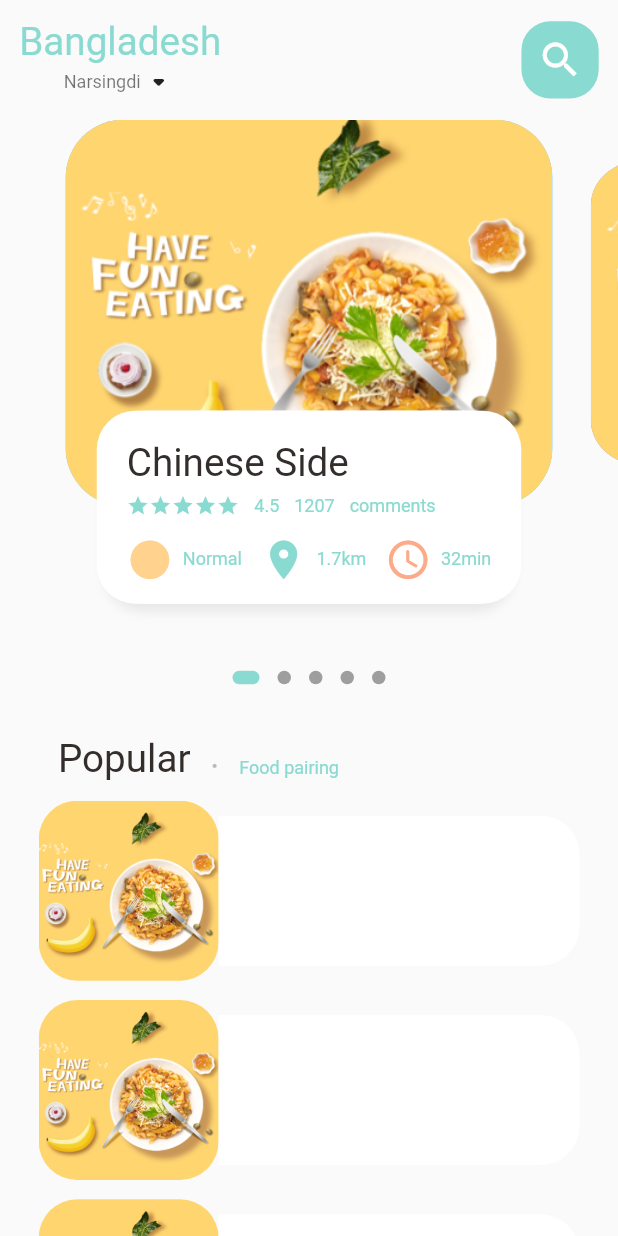
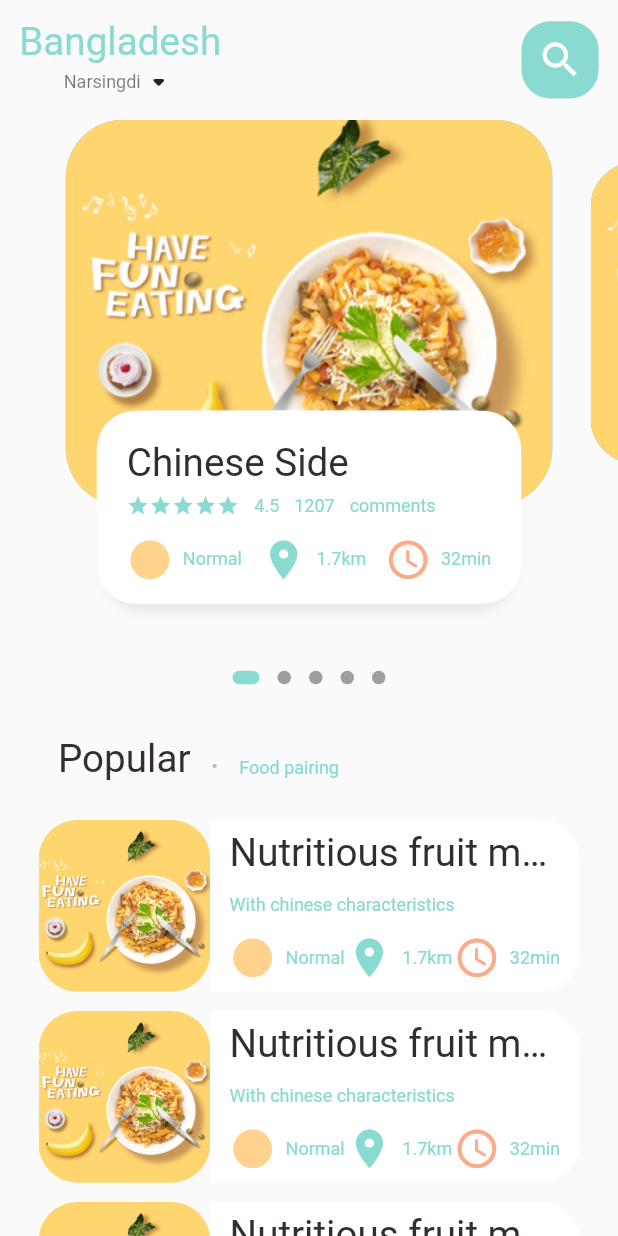
Before and after one commit to Kalam031/food_delivery, a Flutter app: the screen it shows after launch, on a phone screen of 412 x 824 dp. Run offline on Flutter 3.47's test engine with Material 2 defaults, Android fonts, the phone set to English and light mode, and no system bars; drawn by our look-alikes of dots_indicator; our stand-ins replace get.

Commit message:
popular section list view text container layout

```diff
--- a/lib/home/food_page_body.dart
+++ b/lib/home/food_page_body.dart
@@ -67,7 +67,7 @@ class _FoodPageBodyState extends State<FoodPageBody> {
         SizedBox(height: Dimensions.height20),
         Container(
           margin: EdgeInsets.only(
-              left: Dimensions.width30, bottom: Dimensions.height10),
+              left: Dimensions.width30, bottom: Dimensions.height20),
           child: Row(
             crossAxisAlignment: CrossAxisAlignment.end,
             children: [
@@ -95,11 +95,9 @@ class _FoodPageBodyState extends State<FoodPageBody> {
           ),
         ),
         //List of food and image
-        Container(
-          height: 900,
-          child: ListView.builder(
+        ListView.builder(
           physics: NeverScrollableScrollPhysics(),
-            //shrinkWrap: true,
+          shrinkWrap: true,
           itemCount: 10,
           itemBuilder: (context, index) {
             return Container(
@@ -112,8 +110,8 @@ class _FoodPageBodyState extends State<FoodPageBody> {
                 children: [
                   //image section
                   Container(
-                      height: 120,
-                      width: 120,
+                    height: Dimensions.listViewImgSize,
+                    width: Dimensions.listViewImgSize,
                     decoration: BoxDecoration(
                       borderRadius: BorderRadius.circular(
                         Dimensions.radius20,
@@ -128,7 +126,7 @@ class _FoodPageBodyState extends State<FoodPageBody> {
                   //txt section
                   Expanded(
                     child: Container(
-                        height: 100,
+                      height: Dimensions.listViewTextContSize,
                       decoration: BoxDecoration(
                         borderRadius: BorderRadius.only(
                           topRight: Radius.circular(Dimensions.radius20),
@@ -136,13 +134,51 @@ class _FoodPageBodyState extends State<FoodPageBody> {
                         ),
                         color: Colors.white,
                       ),
+                      child: Padding(
+                        padding: EdgeInsets.only(
+                            left: Dimensions.width10,
+                            right: Dimensions.width10),
+                        child: Column(
+                          crossAxisAlignment: CrossAxisAlignment.start,
+                          mainAxisAlignment: MainAxisAlignment.center,
+                          children: [
+                            BigText(text: 'Nutritious fruit meal in China'),
+                            SizedBox(
+                              height: Dimensions.height10,
+                            ),
+                            SmallText(text: 'With chinese characteristics'),
+                            SizedBox(
+                              height: Dimensions.height10,
+                            ),
+                            Row(
+                              mainAxisAlignment: MainAxisAlignment.spaceBetween,
+                              children: [
+                                IconAndTextWidget(
+                                  icon: Icons.circle_sharp,
+                                  text: 'Normal',
+                                  iconColor: AppColors.iconColor1,
+                                ),
+                                IconAndTextWidget(
+                                  icon: Icons.location_on,
+                                  text: '1.7km',
+                                  iconColor: AppColors.mainColor,
+                                ),
+                                IconAndTextWidget(
+                                  icon: Icons.access_time_rounded,
+                                  text: '32min',
+                                  iconColor: AppColors.iconColor2,
+                                ),
+                              ],
+                            )
+                          ],
+                        ),
+                      ),
                     ),
                   ),
                 ],
               ),
             );
           },
-          ),
         ),
       ],
     );
--- a/lib/utils/dimensions.dart
+++ b/lib/utils/dimensions.dart
@@ -7,6 +7,7 @@ class Dimensions {
   static double pageView = screenHeight / 2.28;
   static double pageViewContainer = screenHeight / 3.2;
   static double pageViewTextContainer = screenHeight / 6.4;
+
 //dynamic height padding and margin
   static double height5 = screenHeight / 128;
   static double height10 = screenHeight / 64;
@@ -14,6 +15,7 @@ class Dimensions {
   static double height20 = screenHeight / 32;
   static double height30 = screenHeight / 21.33;
   static double height40 = screenHeight / 16;
+
 //dynamic width padding and margin
   static double width5 = screenHeight / 128;
   static double width10 = screenHeight / 64;
@@ -22,11 +24,18 @@ class Dimensions {
   static double width30 = screenHeight / 21.33;
   static double width40 = screenHeight / 16;
 
+  //font size
   static double font20 = screenHeight / 32;
+
   //radius
   static double radius15 = screenHeight / 42.67;
   static double radius20 = screenHeight / 32;
   static double radius30 = screenHeight / 21.33;
+
   //Icon Size
   static double iconSize24 = screenHeight / 26.67;
+
+  //list view size
+  static double listViewImgSize = screenWidth / 3.6;
+  static double listViewTextContSize = screenWidth / 3.6;
 }
```
Lines whose indentation alone changed are shown as unchanged.
